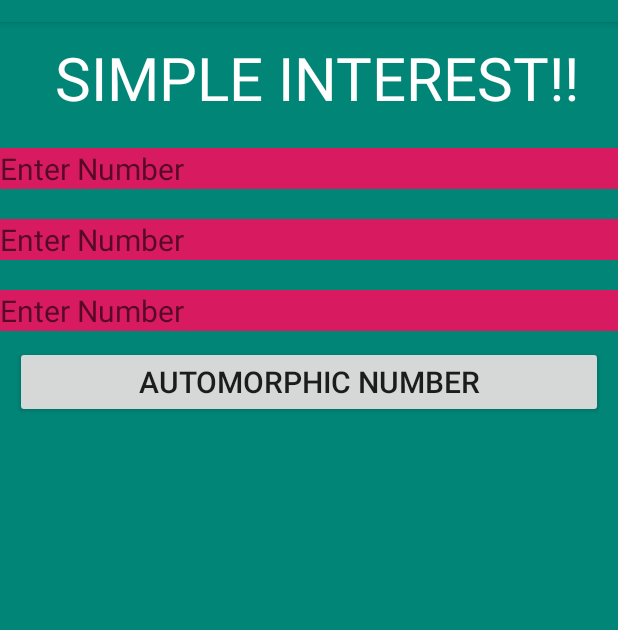
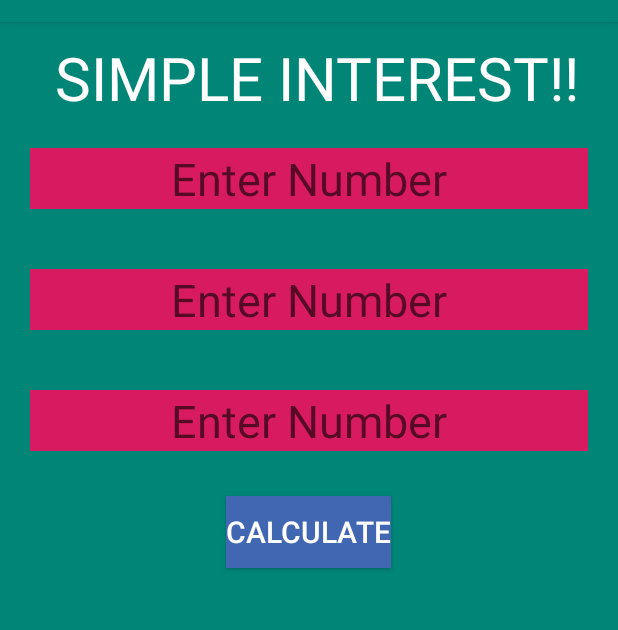
Before and after one commit to anishdhakal54/FragmentAssignment, an Android app: the fragment SimpleInterestFragment shown on its own in the app's theme, on a phone screen of 412 x 824 dp, the part 62-692 px from its top. Run offline under Robolectric (Android 15) with nearby library versions, the phone set to English and light mode, and no system bars.

```diff
--- a/app/src/main/res/layout/activity_main.xml
+++ b/app/src/main/res/layout/activity_main.xml
@@ -73,4 +73,5 @@
         </LinearLayout>
 
 
+
 </LinearLayout>
--- a/app/src/main/res/layout/fragment_armstrong.xml
+++ b/app/src/main/res/layout/fragment_armstrong.xml
@@ -16,6 +16,7 @@
         android:textSize="40sp"
         android:layout_marginTop="10sp"
         android:background="@color/colorPrimary"
+        android:gravity="center"
 
         ></TextView>
 
@@ -26,13 +27,14 @@
             android:hint="Enter Number"
             android:background="@color/colorAccent"
             android:textSize="30sp"
+        android:gravity="center"
             android:layout_margin="20dp"/>
 
         <Button
             android:layout_width="wrap_content"
             android:layout_height="wrap_content"
             android:id="@+id/btnArmstrong"
-            android:text="Armstrong Number"
+            android:text="Calculate"
             android:background="@color/colorblue"
             android:textColor="@color/colorwhite"
             android:textSize="20sp"
@@ -41,4 +43,6 @@
 
 
 
+
+
 </LinearLayout>
--- a/app/src/main/res/layout/fragment_simple_interest.xml
+++ b/app/src/main/res/layout/fragment_simple_interest.xml
@@ -25,34 +25,43 @@
         android:layout_height="wrap_content"
         android:id="@+id/etPrinciple"
         android:hint="Enter Number"
-        android:textSize="20sp"
-        android:layout_marginTop="20dp"
-        android:background="@color/colorAccent"/>
+        android:background="@color/colorAccent"
+        android:textSize="30sp"
+        android:layout_margin="20dp"
+        android:gravity="center"/>
+
+    <EditText
+        android:layout_width="match_parent"
+        android:layout_height="wrap_content"
+        android:id="@+id/etRate"
+        android:hint="Enter Number"
+        android:background="@color/colorAccent"
+        android:textSize="30sp"
+        android:layout_margin="20dp"
+        android:gravity="center"/>
+
     <EditText
         android:layout_width="match_parent"
         android:layout_height="wrap_content"
         android:id="@+id/etInterest"
         android:hint="Enter Number"
-        android:textSize="20sp"
-        android:layout_marginTop="20dp"
-        android:background="@color/colorAccent"/>
-    <EditText
-        android:layout_width="match_parent"
-        android:layout_height="wrap_content"
-        android:id="@+id/etRate"
-        android:hint="Enter Number"
-        android:textSize="20sp"
-        android:layout_marginTop="20dp"
-        android:background="@color/colorAccent"/>
+        android:background="@color/colorAccent"
+        android:textSize="30sp"
+        android:layout_margin="20dp"
+        android:gravity="center"/>
 
     <Button
-        android:layout_width="match_parent"
+        android:layout_width="wrap_content"
         android:layout_height="wrap_content"
         android:id="@+id/btnSimpleinterest"
-        android:text="Automorphic Number"
+        android:text="Calculate"
+        android:background="@color/colorblue"
+        android:textColor="@color/colorwhite"
         android:textSize="20sp"
+        android:layout_gravity="center"
         android:layout_margin="10dp"/>
 
 
 
+
 </LinearLayout>
```
Also changed, not shown: app/src/main/java/com/anish/fragmentassignment/fragments/CircleFragment.java (+11 -1 lines), app/src/main/res/layout/fragment_automorphic.xml (+9 -6 lines), app/src/main/res/layout/fragment_circle.xml (+16 -5 lines), app/src/main/res/layout/fragment_palendrome.xml (+9 -6 lines), app/src/main/res/layout/fragment_swapping.xml (+19 -12 lines).
